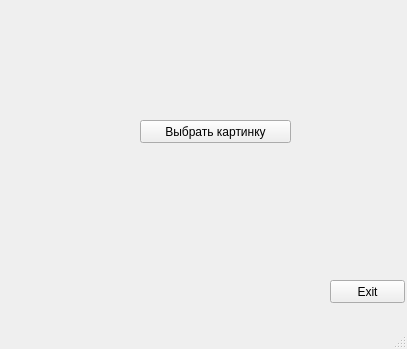
The window that mainwindow.ui (Makual/232-2_C-_project) describes before a commit, drawn with Qt 5.
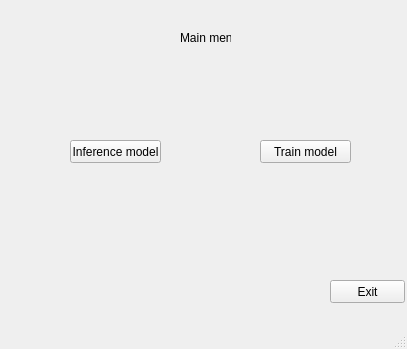
The same window after the commit.

The edit to the form file:
```diff
--- a/mainwindow.ui
+++ b/mainwindow.ui
@@ -14,6 +14,19 @@
    <string>MainWindow</string>
   </property>
   <widget class="QWidget" name="centralwidget">
+   <widget class="QLabel" name="label">
+    <property name="geometry">
+     <rect>
+      <x>180</x>
+      <y>30</y>
+      <width>51</width>
+      <height>16</height>
+     </rect>
+    </property>
+    <property name="text">
+     <string>Main menu</string>
+    </property>
+   </widget>
    <widget class="QPushButton" name="pushButton">
     <property name="geometry">
      <rect>
@@ -30,14 +43,27 @@
    <widget class="QPushButton" name="pushButton_2">
     <property name="geometry">
      <rect>
-      <x>140</x>
-      <y>120</y>
-      <width>151</width>
+      <x>70</x>
+      <y>140</y>
+      <width>91</width>
       <height>23</height>
      </rect>
     </property>
     <property name="text">
-     <string>Выбрать картинку</string>
+     <string>Inference model</string>
+    </property>
+   </widget>
+   <widget class="QPushButton" name="pushButton_3">
+    <property name="geometry">
+     <rect>
+      <x>260</x>
+      <y>140</y>
+      <width>91</width>
+      <height>23</height>
+     </rect>
+    </property>
+    <property name="text">
+     <string>Train model</string>
     </property>
    </widget>
   </widget>
```
